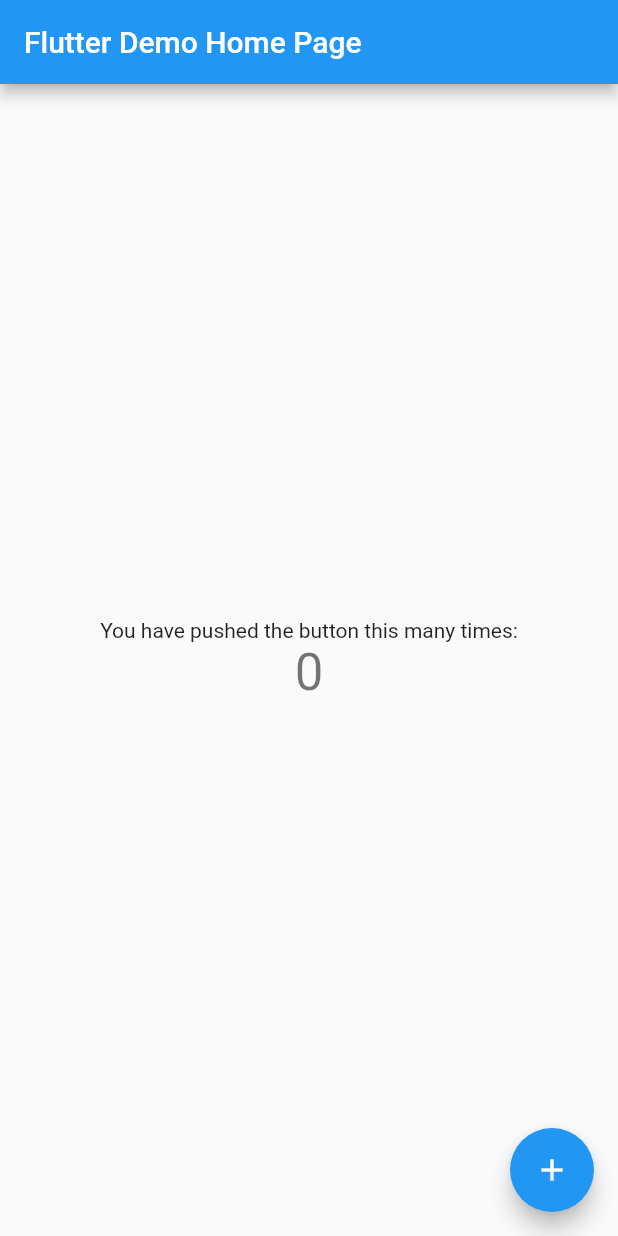
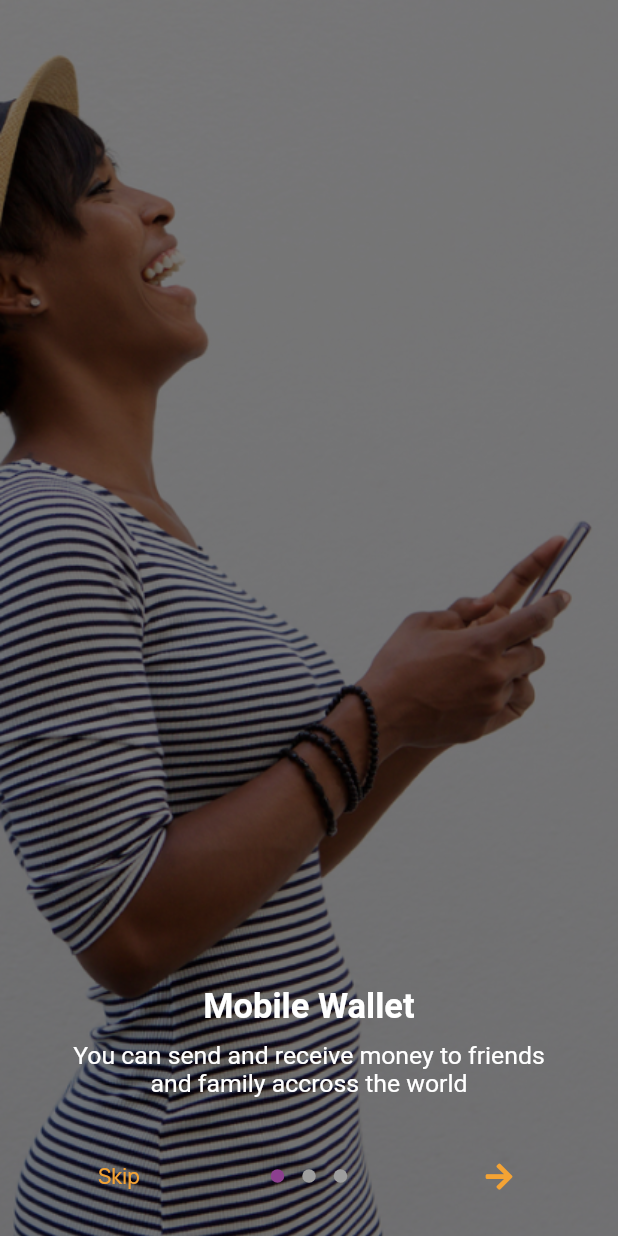
Before and after one commit to ldtalent/oshinowoa-flutter-onboarding-banking-apps, a Flutter app: the screen it shows after launch, on a phone screen of 412 x 824 dp. Run offline on Flutter 3.47's test engine with Material 2 defaults, Android fonts, the phone set to English and light mode, and no system bars; drawn by our look-alikes of introduction_screen; our stand-ins replace flutter_screenutil, font_awesome_flutter, google_fonts, shared_preferences.

Commit message:
Added onboarding screens and a home screen

```diff
--- /dev/null
+++ b/lib/config/palette.dart
@@ -0,0 +1,19 @@
+import 'package:flutter/material.dart';
+
+class Palette {
+  static const MaterialColor kCustomColour = MaterialColor(
+    0xFF8C3F8F,
+    <int, Color>{
+      50: Color(0xff7e3981),
+      100: Color(0xff703272),
+      200: Color(0xff622c64),
+      300: Color(0xff542656),
+      400: Color(0xff462048),
+      500: Color(0xff381939),
+      600: Color(0xff2a132b),
+      700: Color(0xff1c0d1d),
+      800: Color(0xff0e060e),
+      900: Color(0xff000000),
+    },
+  );
+}
--- /dev/null
+++ b/lib/constants/app_constants.dart
@@ -0,0 +1,7 @@
+import 'package:flutter/cupertino.dart';
+import 'package:flutter/material.dart';
+
+const kDefaultPadding = 20.0;
+const kPrimaryColour = Color(0xFF8C3F8F);
+const kSecondaryColour = Color(0xffF4A334);
+const kDefaultIconSize = 22.0;
--- a/lib/main.dart
+++ b/lib/main.dart
@@ -1,115 +1,50 @@
 import 'package:flutter/material.dart';
+import 'package:flutter_banking_app/config/palette.dart';
+import 'package:flutter_banking_app/screens/home/home_screen.dart';
+import 'package:flutter_banking_app/screens/onboarding/onboarding_screen.dart';
+import 'package:flutter_screenutil/flutter_screenutil.dart';
+import 'package:google_fonts/google_fonts.dart';
+import 'package:shared_preferences/shared_preferences.dart';
 
-void main() {
-  runApp(const MyApp());
+int? initScreen;
+Future<void> main() async {
+  WidgetsFlutterBinding.ensureInitialized();
+  SharedPreferences preferences = await SharedPreferences.getInstance();
+  initScreen = preferences.getInt('initScreen');
+  await preferences.setInt('initScreen', 1);
+  runApp(
+    const FlutterBank(),
+  );
 }
 
-class MyApp extends StatelessWidget {
-  const MyApp({Key? key}) : super(key: key);
+class FlutterBank extends StatelessWidget {
+  const FlutterBank({Key? key}) : super(key: key);
 
-  // This widget is the root of your application.
   @override
   Widget build(BuildContext context) {
-    return MaterialApp(
-      title: 'Flutter Demo',
-      theme: ThemeData(
-        // This is the theme of your application.
-        //
-        // Try running your application with "flutter run". You'll see the
-        // application has a blue toolbar. Then, without quitting the app, try
-        // changing the primarySwatch below to Colors.green and then invoke
-        // "hot reload" (press "r" in the console where you ran "flutter run",
-        // or simply save your changes to "hot reload" in a Flutter IDE).
-        // Notice that the counter didn't reset back to zero; the application
-        // is not restarted.
-        primarySwatch: Colors.blue,
+    return ScreenUtilInit(
+      designSize: const Size(414.0, 896.0),
+      builder: ()=> MaterialApp(
+        debugShowCheckedModeBanner: false,
+        title: 'Flutter Banking App',
+        theme: ThemeData(
+          primarySwatch: Palette.kCustomColour,
+          visualDensity: VisualDensity.adaptivePlatformDensity,
+          textTheme:
+              GoogleFonts.manropeTextTheme(Theme.of(context).textTheme).copyWith(
+            bodyText2: TextStyle(
+              fontSize: 14.0.sp,
+            ),
+          ),
+        ),
+        initialRoute: initScreen == 0 || initScreen == null
+            ? OnboardingScreen.id
+            : HomeScreen.id,
+        routes: {
+          HomeScreen.id: (context)=> const HomeScreen(),
+          OnboardingScreen.id: (context)=> const OnboardingScreen(),
+        },
       ),
-      home: const MyHomePage(title: 'Flutter Demo Home Page'),
     );
   }
 }
-
-class MyHomePage extends StatefulWidget {
-  const MyHomePage({Key? key, required this.title}) : super(key: key);
-
-  // This widget is the home page of your application. It is stateful, meaning
-  // that it has a State object (defined below) that contains fields that affect
-  // how it looks.
-
-  // This class is the configuration for the state. It holds the values (in this
-  // case the title) provided by the parent (in this case the App widget) and
-  // used by the build method of the State. Fields in a Widget subclass are
-  // always marked "final".
-
-  final String title;
-
-  @override
-  State<MyHomePage> createState() => _MyHomePageState();
-}
-
-class _MyHomePageState extends State<MyHomePage> {
-  int _counter = 0;
-
-  void _incrementCounter() {
-    setState(() {
-      // This call to setState tells the Flutter framework that something has
-      // changed in this State, which causes it to rerun the build method below
-      // so that the display can reflect the updated values. If we changed
-      // _counter without calling setState(), then the build method would not be
-      // called again, and so nothing would appear to happen.
-      _counter++;
-    });
-  }
-
-  @override
-  Widget build(BuildContext context) {
-    // This method is rerun every time setState is called, for instance as done
-    // by the _incrementCounter method above.
-    //
-    // The Flutter framework has been optimized to make rerunning build methods
-    // fast, so that you can just rebuild anything that needs updating rather
-    // than having to individually change instances of widgets.
-    return Scaffold(
-      appBar: AppBar(
-        // Here we take the value from the MyHomePage object that was created by
-        // the App.build method, and use it to set our appbar title.
-        title: Text(widget.title),
-      ),
-      body: Center(
-        // Center is a layout widget. It takes a single child and positions it
-        // in the middle of the parent.
-        child: Column(
-          // Column is also a layout widget. It takes a list of children and
-          // arranges them vertically. By default, it sizes itself to fit its
-          // children horizontally, and tries to be as tall as its parent.
-          //
-          // Invoke "debug painting" (press "p" in the console, choose the
-          // "Toggle Debug Paint" action from the Flutter Inspector in Android
-          // Studio, or the "Toggle Debug Paint" command in Visual Studio Code)
-          // to see the wireframe for each widget.
-          //
-          // Column has various properties to control how it sizes itself and
-          // how it positions its children. Here we use mainAxisAlignment to
-          // center the children vertically; the main axis here is the vertical
-          // axis because Columns are vertical (the cross axis would be
-          // horizontal).
-          mainAxisAlignment: MainAxisAlignment.center,
-          children: <Widget>[
-            const Text(
-              'You have pushed the button this many times:',
-            ),
-            Text(
-              '$_counter',
-              style: Theme.of(context).textTheme.headline4,
-            ),
-          ],
-        ),
-      ),
-      floatingActionButton: FloatingActionButton(
-        onPressed: _incrementCounter,
-        tooltip: 'Increment',
-        child: const Icon(Icons.add),
-      ), // This trailing comma makes auto-formatting nicer for build methods.
-    );
-  }
-}
--- /dev/null
+++ b/lib/screens/onboarding/local_components/custom_onboarding_page_view_model.dart
@@ -0,0 +1,58 @@
+import 'package:flutter/material.dart';
+import 'package:flutter_screenutil/flutter_screenutil.dart';
+import 'package:flutter_banking_app/constants/app_constants.dart';
+
+class CustomOnboardingPageViewModel extends StatelessWidget {
+  const CustomOnboardingPageViewModel({
+    Key? key,
+    required this.imageUrl,
+    required this.modelTitle,
+    required this.modelDescription,
+  }) : super(key: key);
+
+  final String imageUrl, modelTitle, modelDescription;
+
+  @override
+  Widget build(BuildContext context) {
+    return Container(
+      padding: const EdgeInsets.symmetric(horizontal: kDefaultPadding * 2),
+      decoration: BoxDecoration(
+        image: DecorationImage(
+          image: AssetImage(imageUrl),
+          fit: BoxFit.cover,
+          colorFilter:
+              const ColorFilter.mode(Color(0xff7A7A7A), BlendMode.modulate),
+        ),
+      ),
+      child: Container(
+        margin: EdgeInsets.only(bottom: kDefaultPadding.h * 5),
+        child: Column(
+          crossAxisAlignment: CrossAxisAlignment.stretch,
+          mainAxisAlignment: MainAxisAlignment.end,
+          children: [
+            Text(
+              modelTitle,
+              textAlign: TextAlign.center,
+              style: TextStyle(
+                color: Colors.white,
+                fontSize: 25.0.sp,
+                fontWeight: FontWeight.w600,
+              ),
+            ),
+            SizedBox(
+              height: kDefaultPadding.h / 2,
+            ),
+            Text(
+              modelDescription,
+              textAlign: TextAlign.center,
+              style: TextStyle(
+                color: Colors.white,
+                fontSize: 18.0.sp,
+              ),
+            ),
+          ],
+        ),
+      ),
+    );
+  }
+}
--- /dev/null
+++ b/lib/screens/onboarding/onboarding_screen.dart
@@ -0,0 +1,77 @@
+import 'package:flutter/material.dart';
+import 'package:flutter_screenutil/flutter_screenutil.dart';
+import 'package:font_awesome_flutter/font_awesome_flutter.dart';
+import 'package:introduction_screen/introduction_screen.dart';
+import 'package:flutter_banking_app/constants/app_constants.dart';
+import 'package:flutter_banking_app/screens/home/home_screen.dart';
+import 'package:flutter_banking_app/screens/onboarding/local_components/custom_onboarding_page_view_model.dart';
+
+class OnboardingScreen extends StatefulWidget {
+  static const String id = "onboarding screen";
+  const OnboardingScreen({Key? key}) : super(key: key);
+
+  @override
+  _OnboardingScreenState createState() => _OnboardingScreenState();
+}
+
+class _OnboardingScreenState extends State<OnboardingScreen> {
+  List<Widget> getPages() {
+    return [
+      const CustomOnboardingPageViewModel(
+        imageUrl: 'assets/images/onboarding-image-1.png',
+        modelTitle: 'Mobile Wallet',
+        modelDescription:
+            'You can send and receive money to friends and family accross the world',
+      ),
+      const CustomOnboardingPageViewModel(
+        imageUrl: 'assets/images/onboarding-image-2.png',
+        modelTitle: 'Mobile Top-Up',
+        modelDescription:
+            'You can easily pay data and airtime purchase & airtime to cash',
+      ),
+      const CustomOnboardingPageViewModel(
+        imageUrl: 'assets/images/onboarding-image-3.png',
+        modelTitle: 'Bill Payment',
+        modelDescription:
+            'You can easily pay bills, purchase data, airtime, tv cable with ease',
+      ),
+    ];
+  }
+
+  @override
+  Widget build(BuildContext context) {
+    return Scaffold(
+      body: SafeArea(
+        child: IntroductionScreen(
+          rawPages: getPages(),
+          onDone: () => Navigator.of(context).pushReplacementNamed(
+            HomeScreen.id,
+          ),
+          done: const Text(
+            'Get Started',
+            style: TextStyle(
+              fontWeight: FontWeight.w600,
+              color: kSecondaryColour,
+            ),
+          ),
+          showSkipButton: true,
+          skip: const Text(
+            'Skip',
+            style: TextStyle(
+              color: kSecondaryColour,
+            ),
+          ),
+          next: FaIcon(
+            FontAwesomeIcons.arrowRight,
+            size: kDefaultIconSize.sp,
+            color: kSecondaryColour,
+          ),
+          globalBackgroundColor: const Color(0xff7F7F7F),
+          dotsDecorator: const DotsDecorator(
+            activeColor: kPrimaryColour,
+          ),
+        ),
+      ),
+    );
+  }
+}
```
Also changed, not shown: lib/components/custom_button.dart (added, +37 -0 lines), lib/screens/home/home_screen.dart (added, +74 -0 lines), pubspec.yaml (+4 -5 lines), assets/images/home-background-image.png (added), assets/images/onboarding-image-1.png (added), assets/images/onboarding-image-2.png (added), assets/images/onboarding-image-3.png (added), assets/logos/quikpay_logo.png (added), assets/logos/rsz_quikpay_logo.png (added), pubspec.lock, 1 other file.
